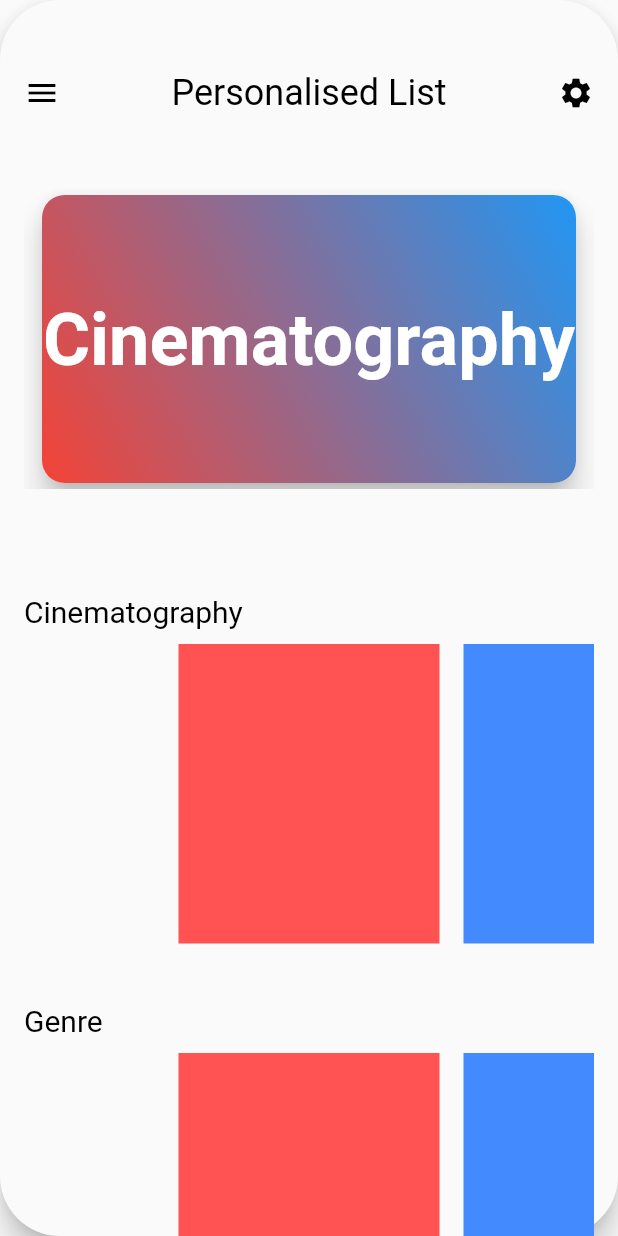
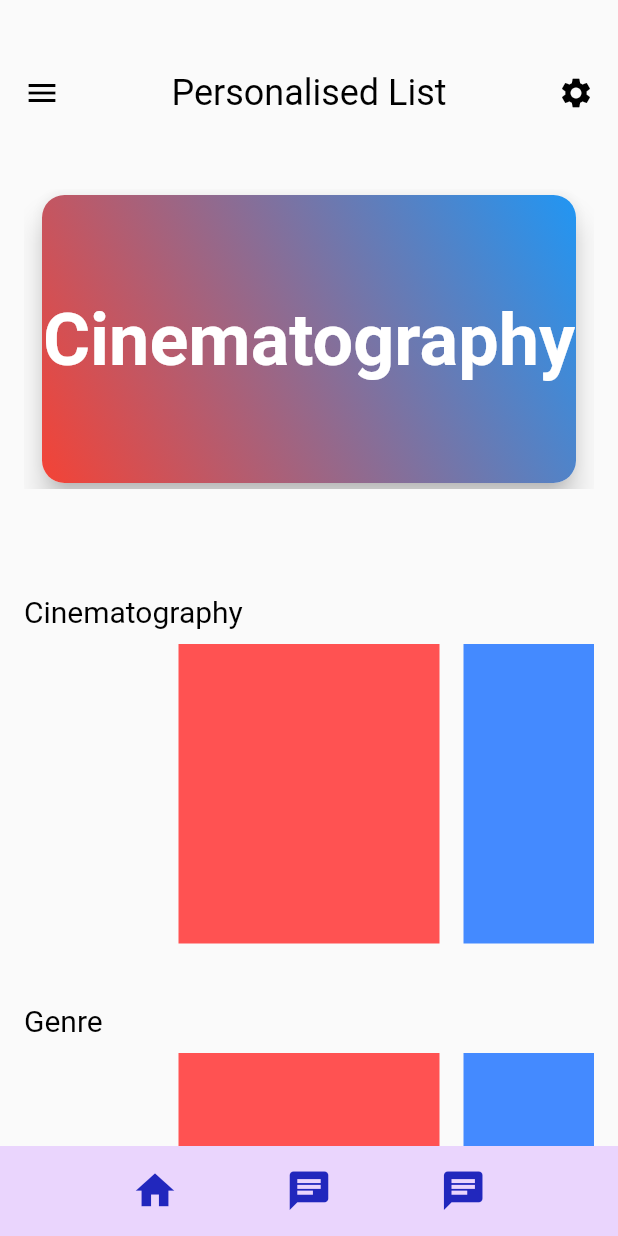
Before and after one commit to MoviesPlay-app/Movies_play_app, a Flutter app: the UserDisplayHome screen opened by its route, on a phone screen of 412 x 824 dp. Run offline on Flutter 3.47's test engine with Material 2 defaults, Android fonts, the phone set to English and light mode, and no system bars; our stand-ins replace cloud_firestore, firebase_auth, firebase_messaging, flare_flutter, flushbar, flutter_local_notifications and 2 more; missing offline and left inert: dart:html, flutter_auth_buttons, flutter_facebook_login, slimy_card; accounts and stored records are empty; network calls fail.

Commit message:
UI part commit

```diff
--- /dev/null
+++ b/lib/bottomnavbar.dart
@@ -0,0 +1,44 @@
+import 'package:flushbar/flushbar.dart';
+import 'package:flutter/material.dart';
+import 'package:flare_flutter/flare_actor.dart';
+import 'package:slimy_card/slimy_card.dart';
+import './assets/my_flutter_app_icons.dart';
+
+
+class BottomBar extends StatelessWidget {
+  @override
+  Widget build(BuildContext context) {
+    return Container(
+      padding: const EdgeInsets.only(left: 16, right: 16),
+        height:60,
+        color: Color.fromRGBO(234, 213, 253, 1),
+        child:Row(
+
+        //mainAxisAlignment: MainAxisAlignment.center,
+        mainAxisAlignment: MainAxisAlignment.spaceEvenly,
+        mainAxisSize:MainAxisSize.max,
+        children: <Widget>[
+          InkWell(
+          child:Icon(Icons.home,semanticLabel: 'Home',size:31,color:Color.fromRGBO(33, 39, 189, 1)),
+          onTap:()=>{
+            Navigator.pushNamed(context, '/userhome')
+          }
+          ),
+          InkWell(
+          child: Icon(Icons.chat,semanticLabel: 'Discussion',size:31,color:Color.fromRGBO(33, 39, 189, 1)),
+          onTap:()=>{
+            Navigator.pushNamed(context, '/discussion')
+          }
+          ),
+          InkWell(
+          child:Icon(Icons.chat,semanticLabel: 'chats',size:31,color:Color.fromRGBO(33, 39, 189, 1)),
+          onTap:()=>{
+            Navigator.pushNamed(context,'/discussion')
+          },
+          ),
+        ],
+      ),
+
+    );
+  }
+}
--- a/lib/home.dart
+++ b/lib/home.dart
@@ -1,6 +1,7 @@
 import 'package:flushbar/flushbar.dart';
 import 'package:flutter/material.dart';
 import 'package:flare_flutter/flare_actor.dart';
+import 'package:flutterapp/bottomnavbar.dart';
 import 'package:slimy_card/slimy_card.dart';
 //import 'package:awesome_card/awesome_card.dart';
 // To be done
@@ -73,6 +74,9 @@ class _UserDisplayHome extends State<UserDisplayHome> with SingleTickerProviderS
           dashboard(context),
         ],
       ),
+      bottomNavigationBar: BottomBar(
+
+      ),
     );
   }
 
@@ -90,15 +94,46 @@ class _UserDisplayHome extends State<UserDisplayHome> with SingleTickerProviderS
               mainAxisAlignment: MainAxisAlignment.spaceAround,
               crossAxisAlignment: CrossAxisAlignment.start,
               children: <Widget>[
-                Text("Dashboard", style: TextStyle(color: Colors.black, fontSize: 22)),
-                SizedBox(height: 10),
-                Text("Messages", style: TextStyle(color: Colors.black, fontSize: 22)),
-                SizedBox(height: 10),
-                Text("Utility Bills", style: TextStyle(color: Colors.black, fontSize: 22)),
-                SizedBox(height: 10),
-                Text("Funds Transfer", style: TextStyle(color: Colors.black, fontSize: 22)),
-                SizedBox(height: 10),
-                Text("Branches", style: TextStyle(color: Colors.black, fontSize: 22)),
+                FlatButton(
+                onPressed: () {
+                  Navigator.pushNamed(context, '/userhome');
+                },
+                child:Text("Dashboard", style: TextStyle(color: Colors.black, fontSize: 22)),
+
+                ),
+
+                SizedBox(height: 14),
+                FlatButton(
+                onPressed: () {
+                  Navigator.pushNamed(context, '/userhome');
+                },
+                child:Text("Messages", style: TextStyle(color: Colors.black, fontSize: 22)),
+
+                ),
+                SizedBox(height: 14),
+                FlatButton(
+                onPressed: () {
+                  Navigator.pushNamed(context, '/profile');
+                },
+                child:Text("Profile", style: TextStyle(color: Colors.black, fontSize: 22)),
+
+                ),
+                SizedBox(height: 14),
+               FlatButton(
+                onPressed: () {
+                  Navigator.pushNamed(context, '/profile');
+                },
+                child:Text("Signout", style: TextStyle(color: Colors.black, fontSize: 22)),
+
+                ),
+                SizedBox(height: 14),
+                FlatButton(
+                onPressed: () {
+                  Navigator.pushNamed(context, '/userhome');
+                },
+                child:Text("About", style: TextStyle(color: Colors.black, fontSize: 22)),
+
+                ),
               ],
             ),
           ),
@@ -118,7 +153,7 @@ class _UserDisplayHome extends State<UserDisplayHome> with SingleTickerProviderS
         scale: _scaleAnimation,
         child: Material(
           animationDuration: duration,
-          borderRadius: BorderRadius.all(Radius.circular(40)),
+          //borderRadius: BorderRadius.all(Radius.circular(40)),
           elevation: 8,
           color: backgroundColor,
           child: SingleChildScrollView(
@@ -483,6 +518,7 @@ class _UserDisplayHome extends State<UserDisplayHome> with SingleTickerProviderS
                         ),
                     ],)
                   )
+
                   /*SingleChildScrollView(
                   scrollDirection: Axis.vertical,
                   physics:BouncingScrollPhysics(),
@@ -502,9 +538,12 @@ class _UserDisplayHome extends State<UserDisplayHome> with SingleTickerProviderS
                 ],
               ),
             ),
+
           ),
+
         ),
       ),
+
     );
   }
 }
--- a/lib/main.dart
+++ b/lib/main.dart
@@ -1,6 +1,8 @@
 import 'package:flutter/material.dart';
 import 'package:flutterapp/auth.dart';
+import 'package:flutterapp/discussion.dart';
 import 'package:flutterapp/home.dart';
+import 'package:flutterapp/profile.dart';
 import 'package:flutterapp/push.dart';
 import 'package:splashscreen/splashscreen.dart';
 import 'auth.dart' as auth;
@@ -17,6 +19,8 @@ void main() {
       '/userhome' : (context) => UserDisplayHome(),
       '/push' : (context) => PushNotification(),
       '/midscreen' : (context) => MidScreen(),
+      '/discussion': (context) => Discussion(),
+      '/profile' : (context)=> Profile()
     },
 
   ));
```
Also changed, not shown: lib/assets/my_flutter_app_icons.dart (added, +31 -0 lines), lib/discussion.dart (added, +19 -0 lines), lib/profile.dart (added, +116 -0 lines), assets/fonts/MyFlutterApp.ttf (added).
